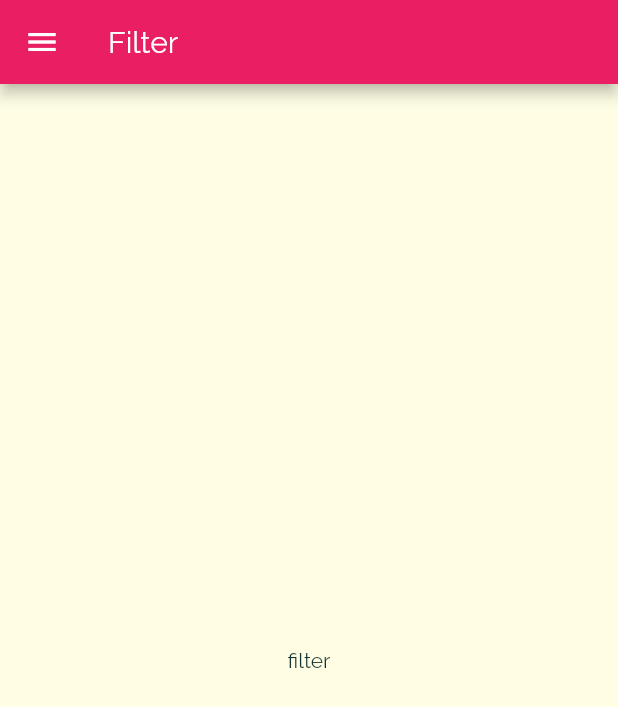
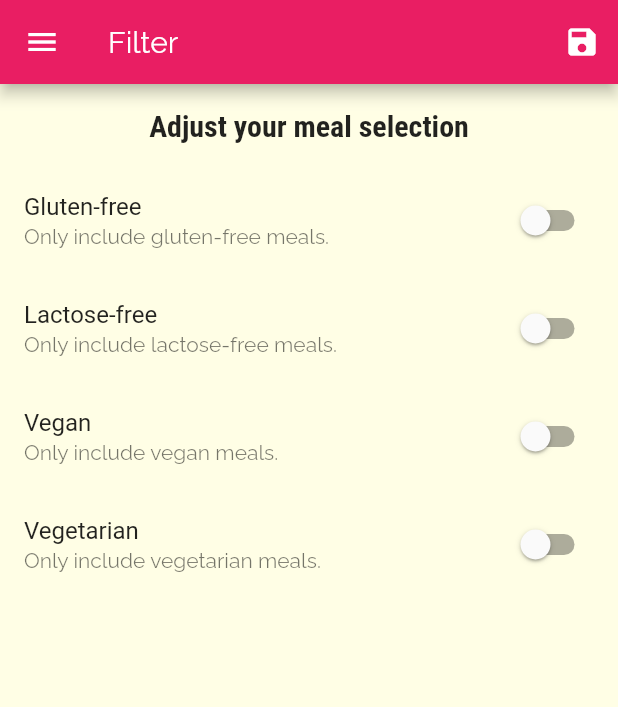
Before and after one commit to htqtung/flutter_cooking_recipe, a Flutter app: the FiltersScreen screen opened by its route, on a phone screen of 412 x 824 dp. Shown: the top 707 px of the screen. Run offline on Flutter 3.47's test engine with Material 2 defaults, Android fonts, the phone set to English and light mode, and no system bars.

```diff
--- a/lib/main.dart
+++ b/lib/main.dart
@@ -4,12 +4,67 @@ import './screens/filters_screen.dart';
 import './screens/tabs_screen.dart';
 import './screens/meal_detail.dart';
 import './screens/category_meals.dart';
+import './models/meal.dart';
+import './dummy_data.dart';
 
 void main() {
   runApp(MyApp());
 }
 
-class MyApp extends StatelessWidget {
+class MyApp extends StatefulWidget {
+  @override
+  _MyAppState createState() => _MyAppState();
+}
+
+class _MyAppState extends State<MyApp> {
+  Map<String, bool> _filters = {
+    'gluten': false,
+    'lactose': false,
+    'vegan': false,
+    'vegetarian': false,
+  };
+
+  List<Meal> _availableMeals = DUMMY_MEALS;
+  List<Meal> _favoriteMeals = [];
+
+  void _setFilters(Map<String, bool> filters) {
+    setState(() {
+      _filters = filters;
+
+      _availableMeals = DUMMY_MEALS.where((meal) {
+        if (_filters['gluten'] && !meal.isGlutenFree) {
+          return false;
+        }
+        if (_filters['lactose'] && !meal.isLactoseFree) {
+          return false;
+        }
+        if (_filters['vegan'] && !meal.isVegan) {
+          return false;
+        }
+        if (_filters['vegetarian'] && !meal.isVegetarian) {
+          return false;
+        }
+        return true;
+      }).toList();
+    });
+  }
+
+  void _toggleFavorite(String mealId) {
+    final existingIndex =
+        _favoriteMeals.indexWhere((meal) => meal.id == mealId);
+    if (existingIndex >= 0) {
+      setState(() {
+        _favoriteMeals.removeAt(existingIndex);
+      });
+    } else {
+      _favoriteMeals.add(DUMMY_MEALS.firstWhere((meal) => meal.id == mealId));
+    }
+  }
+
+  bool _isMealFavorite(String id) {
+    return _favoriteMeals.any((meal) => meal.id == id);
+  }
+
   @override
   Widget build(BuildContext context) {
     return MaterialApp(
@@ -36,10 +91,11 @@ class MyApp extends StatelessWidget {
       // home: CategoriesScreen(),
       initialRoute: '/',
       routes: {
-        '/': (ctx) => TabsScreen(),
-        CategoryMealsScreen.routeName: (ctx) => CategoryMealsScreen(),
-        MealDetailScreen.routeName: (ctx) => MealDetailScreen(),
-        FiltersScreen.routeName: (ctx) => FiltersScreen(),
+        '/': (ctx) => TabsScreen(_favoriteMeals),
+        CategoryMealsScreen.routeName: (ctx) =>
+            CategoryMealsScreen(_availableMeals),
+        MealDetailScreen.routeName: (ctx) => MealDetailScreen(_toggleFavorite, _isMealFavorite),
+        FiltersScreen.routeName: (ctx) => FiltersScreen(_filters, _setFilters),
       },
       // go to this route whenever a named route is unreachable (typo, unregistered,...)
       // onGenerateRoute: (settings) {
--- a/lib/screens/filters_screen.dart
+++ b/lib/screens/filters_screen.dart
@@ -2,16 +2,109 @@ import 'package:flutter/material.dart';
 
 import '../widgets/main_drawer.dart';
 
-class FiltersScreen extends StatelessWidget {
-  static const routeName = '/filters';
+class FiltersScreen extends StatefulWidget {
+  static const routeName = '/filters-screen';
+
+  final Map<String, bool> currentFilters;
+  final Function saveFilters;
+
+  FiltersScreen(this.currentFilters, this.saveFilters);
+
+  @override
+  _FiltersScreenState createState() => _FiltersScreenState();
+}
+
+class _FiltersScreenState extends State<FiltersScreen> {
+  var _glutenFree = false,
+      _vegetarian = false,
+      _vegan = false,
+      _lactoseFree = false;
+
+  @override
+  initState() {
+    _glutenFree = widget.currentFilters['gluten'];
+    _lactoseFree = widget.currentFilters['lactose'];
+    _vegetarian = widget.currentFilters['vegetarian'];
+    _vegan = widget.currentFilters['vegan'];
+    super.initState();
+  }
+
+  Widget _buildSwitchListTile(
+    String title,
+    String description,
+    bool currentValue,
+    Function updateValue,
+  ) {
+    return SwitchListTile(
+      title: Text(title),
+      subtitle: Text(description),
+      value: currentValue,
+      onChanged: updateValue,
+    );
+  }
 
   @override
   Widget build(BuildContext context) {
     return Scaffold(
-        appBar: AppBar(
-          title: Text('Filter'),
+      appBar: AppBar(title: Text('Filter'), actions: <Widget>[
+        IconButton(
+          icon: Icon(Icons.save),
+          onPressed: () {
+            final selectedFilters = {
+              'gluten': _glutenFree,
+              'lactose': _lactoseFree,
+              'vegan': _vegan,
+              'vegetarian': _vegetarian,
+            };
+            widget.saveFilters(selectedFilters);
+          },
         ),
-        drawer: MainDrawer(),
-        body: Center(child: Text('filter')));
+      ]),
+      drawer: MainDrawer(),
+      body: Column(
+        children: <Widget>[
+          Container(
+            padding: EdgeInsets.all(16),
+            child: Text(
+              'Adjust your meal selection',
+              style: Theme.of(context).textTheme.headline6,
+            ),
+          ),
+          Expanded(
+            child: ListView(
+              children: <Widget>[
+                _buildSwitchListTile('Gluten-free',
+                    'Only include gluten-free meals.', _glutenFree, (newValue) {
+                  setState(() {
+                    _glutenFree = newValue;
+                  });
+                }),
+                _buildSwitchListTile(
+                    'Lactose-free',
+                    'Only include lactose-free meals.',
+                    _lactoseFree, (newValue) {
+                  setState(() {
+                    _lactoseFree = newValue;
+                  });
+                }),
+                _buildSwitchListTile(
+                    'Vegan', 'Only include vegan meals.', _vegan, (newValue) {
+                  setState(() {
+                    _vegan = newValue;
+                  });
+                }),
+                _buildSwitchListTile(
+                    'Vegetarian', 'Only include vegetarian meals.', _vegetarian,
+                    (newValue) {
+                  setState(() {
+                    _vegetarian = newValue;
+                  });
+                }),
+              ],
+            ),
+          )
+        ],
+      ),
+    );
   }
 }
```
Also changed, not shown: lib/screens/category_meals.dart (+39 -20 lines), lib/screens/favorites.dart (+25 -3 lines), lib/screens/meal_detail.dart (+7 -4 lines), lib/screens/tabs_screen.dart (+15 -4 lines).
